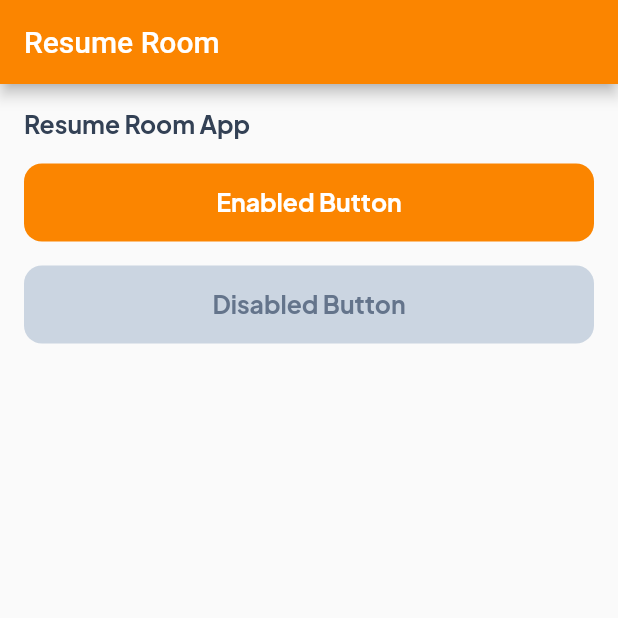
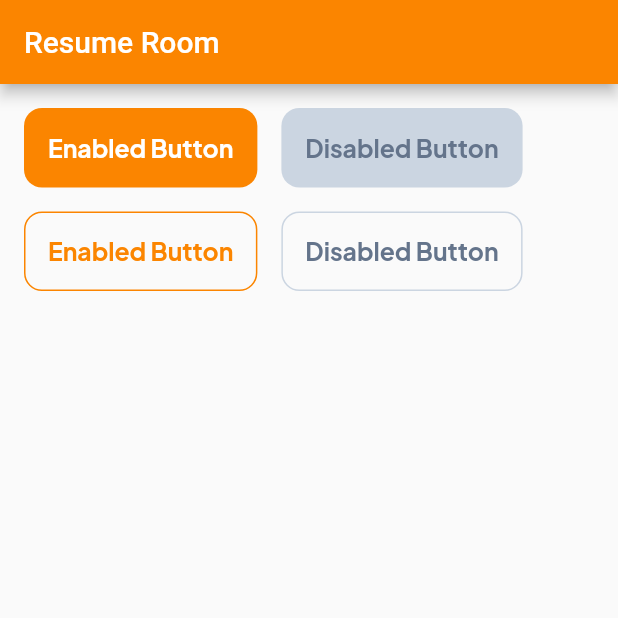
Before and after one commit to bryanbarrios/resume_room, a Flutter app: the screen it shows after launch, on a phone screen of 412 x 824 dp, the top half of it. Run offline on Flutter 3.47's test engine with Material 2 defaults, Android fonts, the phone set to English and light mode, and no system bars; our stand-ins replace flutter_screenutil.

Commit message:
feat(theme): add outlined button theme

```diff
--- a/lib/src/core/ui/theme/theme.dart
+++ b/lib/src/core/ui/theme/theme.dart
@@ -15,15 +15,16 @@
         primaryColorDark: KColors.primaryDarkColor,
         buttonColor: KColors.primary,
         textTheme: _textTheme(context),
-      elevatedButtonTheme: _elevatedButtonTheme(context),
-    );
+        elevatedButtonTheme: _elevatedButtonThemeData(context),
+        outlinedButtonTheme: _outlinedButtonThemeData(context));
   }
 
   static ThemeData get darkTheme {
     return ThemeData.dark().copyWith();
   }
 
-  static ElevatedButtonThemeData _elevatedButtonTheme(BuildContext context) {
+  static ElevatedButtonThemeData _elevatedButtonThemeData(
+      BuildContext context) {
     return ElevatedButtonThemeData(
       style: ButtonStyle(
         backgroundColor: MaterialStateProperty.resolveWith<Color>(
@@ -45,16 +46,59 @@
                 fontFamily: 'Plus Jakarta Sans',
               ),
         ),
-        minimumSize: MaterialStateProperty.all<Size>(
-          const Size(double.infinity, 52),
-        ),
         padding: MaterialStateProperty.all<EdgeInsets>(
-          const EdgeInsets.all(12),
+          const EdgeInsets.all(16),
         ),
         shape: MaterialStateProperty.all<RoundedRectangleBorder>(
           RoundedRectangleBorder(borderRadius: BorderRadius.circular(12)),
         ),
         elevation: MaterialStateProperty.all<double>(0),
+      ),
+    );
+  }
+
+  static OutlinedButtonThemeData _outlinedButtonThemeData(
+      BuildContext context) {
+    return OutlinedButtonThemeData(
+      style: ButtonStyle(
+        backgroundColor: MaterialStateProperty.all<Color>(Colors.transparent),
+        foregroundColor: MaterialStateProperty.resolveWith<Color>(
+          (states) => states.contains(MaterialState.disabled)
+              ? KColors.blueGray
+              : KColors.primary,
+        ),
+        textStyle: MaterialStateProperty.all<TextStyle>(
+          TextStyles.textBase(context)
+              .copyWith(
+                fontWeight: FontWeight.w600,
+              )
+              .apply(
+                fontFamily: 'Plus Jakarta Sans',
+              ),
+        ),
+        padding: MaterialStateProperty.all<EdgeInsets>(
+          const EdgeInsets.all(16),
+        ),
+        shape: MaterialStateProperty.resolveWith<RoundedRectangleBorder>(
+          (states) => states.contains(MaterialState.disabled)
+              ? RoundedRectangleBorder(borderRadius: BorderRadius.circular(12))
+              : RoundedRectangleBorder(borderRadius: BorderRadius.circular(12)),
+        ),
+        side: MaterialStateProperty.resolveWith<BorderSide>(
+          (states) => states.contains(MaterialState.disabled)
+              ? BorderSide(
+                  width: 1,
+                  color: KColors.blueGray[300]!,
+                )
+              : const BorderSide(
+                  width: 1,
+                  color: KColors.primary,
+                ),
+        ),
+        elevation: MaterialStateProperty.all<double>(0),
+        overlayColor: MaterialStateProperty.all<Color>(
+          KColors.primary.withOpacity(.05),
+        ),
       ),
     );
   }
--- a/lib/src/features/home/home.dart
+++ b/lib/src/features/home/home.dart
@@ -1,7 +1,5 @@
 import 'package:flutter/material.dart';
-import 'package:resume_room/src/core/ui/theme/theme.dart';
 import 'package:resume_room/src/core/ui/widgets/widgets.dart' show Base;
-import 'package:resume_room/src/core/ui/theme/index.dart';
 
 class HomePage extends StatelessWidget {
   const HomePage({Key? key}) : super(key: key);
@@ -12,14 +10,9 @@
       body: Container(
         padding: const EdgeInsets.all(16),
         child: Wrap(
+          spacing: 16,
           runSpacing: 16,
           children: [
-            Text(
-              "Resume Room App",
-              style: Theme.of(context).textTheme.bodyText1?.bold.copyWith(
-                    color: KColors.blueGray[700],
-                  ),
-            ),
             ElevatedButton(
               onPressed: () => "pressed",
               child: const Text("Enabled Button"),
@@ -27,7 +20,15 @@
             const ElevatedButton(
               onPressed: null,
               child: Text("Disabled Button"),
-            )
+            ),
+            OutlinedButton(
+              onPressed: () => "pressed",
+              child: const Text("Enabled Button"),
+            ),
+            const OutlinedButton(
+              onPressed: null,
+              child: Text("Disabled Button"),
+            ),
           ],
         ),
       ),
```
Lines whose indentation alone changed are shown as unchanged.
